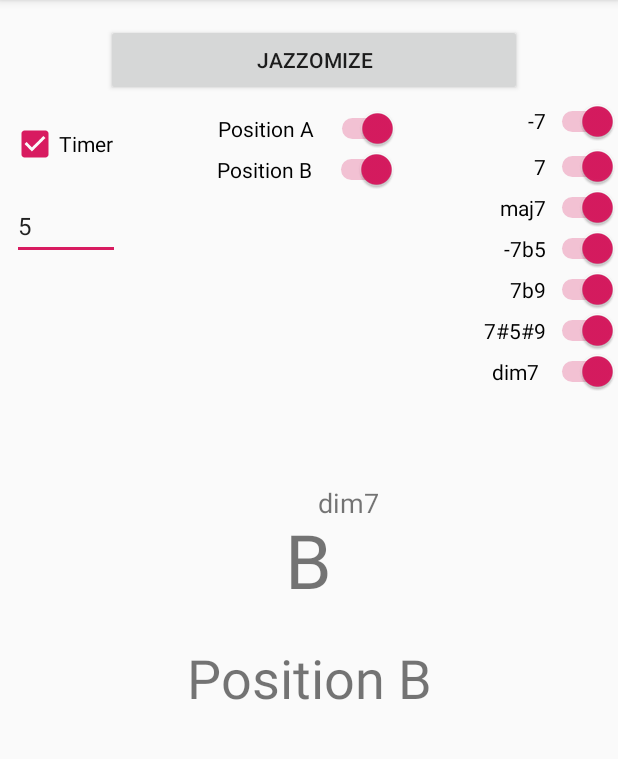
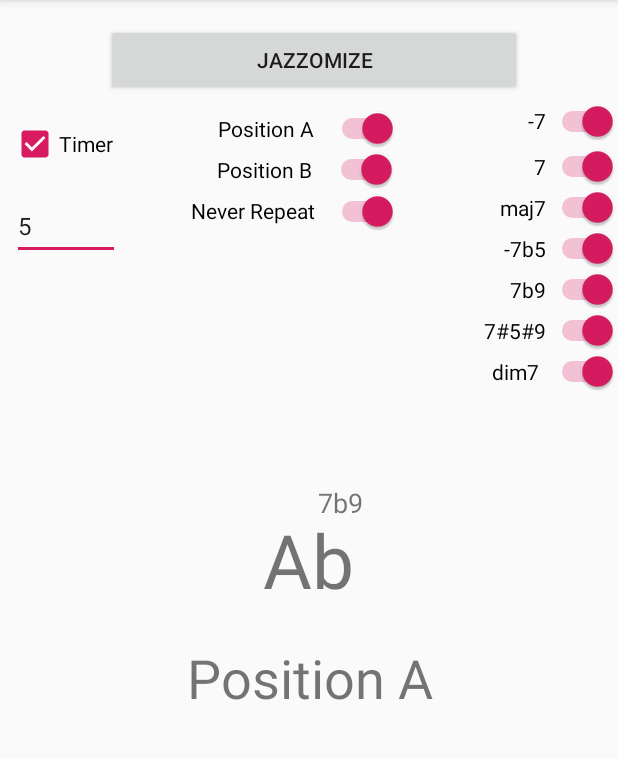
Before and after one commit to Celebrom/SuperApp, an Android app: the screen it shows after launch (MainActivity), after a tap on "Chords", on a phone screen of 412 x 824 dp, the part 84-843 px from its top. Run offline under Robolectric (Android 15) with nearby library versions, the phone set to English and light mode, and no system bars; 1 other tap on this screen came first.

Commit message:
Ajoute la fonctionalité qui permet de ne pas répéter 2 fois le même chord. Quand tous les chords ont été joués, on recommence à zéro.

```diff
--- /dev/null
+++ b/app/src/main/java/com/example/superapp/Chord.kt
@@ -0,0 +1,3 @@
+package com.example.superapp
+
+class Chord(val note: String = "", val extension: String = "", val position: String = "")
--- a/app/src/main/java/com/example/superapp/ChordsFragment.kt
+++ b/app/src/main/java/com/example/superapp/ChordsFragment.kt
@@ -58,9 +58,12 @@ class ChordsFragment : Fragment() {
     }
 
     private fun generateChord() {
-        chordTextView.text = viewModel.generateNote()
-        extensionTextView.text = viewModel.generateExtension()
-        positionTextView.text = viewModel.generatePosition()
+        val chord = viewModel.getRandomChord()
+        noteTextView.text = chord.note
+        extensionTextView.text = chord.extension
+        positionTextView.text = chord.position
+
+        if (neverRepeat.isChecked) viewModel.removeChord(chord)
     }
 
     private fun startTimer() {
--- a/app/src/main/java/com/example/superapp/ChordsViewModel.kt
+++ b/app/src/main/java/com/example/superapp/ChordsViewModel.kt
@@ -5,32 +5,52 @@ import kotlin.random.Random
 
 class ChordsViewModel : ViewModel() {
 
-    val notes = hashSetOf("Ab", "A", "Bb", "B", "C", "C#", "D", "Eb", "E", "F", "F#", "G")
-    val positions = hashSetOf("Position A", "Position B")
-    val extensions = hashSetOf("-7", "7", "maj7", "-7b5", "7b9", "7#5#9", "dim7")
+    private val notes = hashSetOf("Ab", "A", "Bb", "B", "C", "C#", "D", "Eb", "E", "F", "F#", "G")
+    private val positions = hashSetOf("Position A", "Position B")
+    private val extensions = hashSetOf("-7", "7", "maj7", "-7b5", "7b9", "7#5#9", "dim7")
+    private val chordsList = mutableListOf<Chord>()
 
-    fun generateExtension(): String {
-        if (extensions.isEmpty()) return ("")
-        return (extensions.elementAt(Random.nextInt(until = extensions.size)).toString())
+    init {
+        regenerateChords()
     }
 
-    fun generateNote(): String {
-        if (notes.isEmpty()) return ("")
-        return (notes.elementAt(Random.nextInt(until = notes.size)).toString())
+    private fun regenerateChords() {
+        chordsList.clear()
+        for (note in notes) {
+            for (extension in extensions) {
+                for (position in positions) {
+                    chordsList.add(Chord(note, extension, position))
+                }
+            }
+        }
     }
 
-    fun generatePosition(): String {
-        if (positions.isEmpty()) return ("")
-        return (positions.elementAt(Random.nextInt(until = positions.size)).toString())
+    fun removeChord(chord: Chord){
+        chordsList.remove(chord)
+        if (chordsList.isEmpty()) regenerateChords()
+    }
+
+    fun getRandomChord() : Chord {
+        return (chordsList.elementAt(Random.nextInt(until = chordsList.size)))
     }
 
     fun updateExtensionSet(elementToUpdate: String, mustAdd: Boolean) {
         if (mustAdd) extensions.add(elementToUpdate)
         else extensions.remove(elementToUpdate)
+
+        if (extensions.isEmpty()) extensions.add("")
+        else extensions.remove("")
+
+        regenerateChords()
     }
 
     fun updatePositionSet(elementToUpdate: String, mustAdd: Boolean) {
         if (mustAdd) positions.add(elementToUpdate)
         else positions.remove(elementToUpdate)
+
+        if (positions.isEmpty()) positions.add("")
+        else positions.remove("")
+
+        regenerateChords()
     }
 }
--- a/app/src/main/res/layout/chords_fragment.xml
+++ b/app/src/main/res/layout/chords_fragment.xml
@@ -16,7 +16,7 @@
             android:layout_marginTop="16dp" app:layout_constraintEnd_toEndOf="parent" android:layout_marginEnd="64dp"/>
 
     <TextView
-            android:id="@+id/chordTextView"
+            android:id="@+id/noteTextView"
             android:layout_width="396dp"
             android:layout_height="80dp"
             app:layout_constraintBottom_toBottomOf="parent"
@@ -47,7 +47,7 @@
             android:textSize="36sp"
             app:layout_constraintHorizontal_bias="0.0" android:textAlignment="center"
             android:layout_marginBottom="172dp"
-            android:layout_marginTop="8dp" app:layout_constraintTop_toBottomOf="@+id/chordTextView"
+            android:layout_marginTop="8dp" app:layout_constraintTop_toBottomOf="@+id/noteTextView"
             app:layout_constraintVertical_bias="0.0"/>
     <CheckBox
             android:text="Timer"
@@ -55,8 +55,8 @@
             android:layout_height="48dp"
             android:id="@+id/timerCheckBox"
             android:layout_marginBottom="8dp"
-            app:layout_constraintBottom_toBottomOf="parent" app:layout_constraintStart_toStartOf="@+id/chordTextView"
-            app:layout_constraintEnd_toEndOf="@+id/chordTextView" android:layout_marginEnd="8dp"
+            app:layout_constraintBottom_toBottomOf="parent" app:layout_constraintStart_toStartOf="@+id/noteTextView"
+            app:layout_constraintEnd_toEndOf="@+id/noteTextView" android:layout_marginEnd="8dp"
             app:layout_constraintHorizontal_bias="0.0" android:layout_marginTop="8dp"
             app:layout_constraintVertical_bias="0.0" app:layout_constraintTop_toBottomOf="@+id/randomizedButton"
             android:checked="true"/>
@@ -143,5 +143,15 @@
             android:checked="true" android:layout_marginEnd="8dp"
             app:layout_constraintEnd_toEndOf="@+id/dom7" android:layout_marginStart="8dp"
             app:layout_constraintStart_toStartOf="parent" app:layout_constraintHorizontal_bias="0.496"/>
+    <Switch
+            android:text="Never Repeat"
+            android:layout_width="138dp"
+            android:layout_height="28dp"
+            android:id="@+id/neverRepeat" android:checked="true"
+            app:layout_constraintTop_toBottomOf="@+id/positionB" app:layout_constraintStart_toStartOf="parent"
+            android:layout_marginStart="8dp" app:layout_constraintEnd_toEndOf="@+id/maj7"
+            android:layout_marginEnd="8dp" android:layout_marginBottom="8dp"
+            app:layout_constraintBottom_toBottomOf="parent" app:layout_constraintHorizontal_bias="0.463"
+            app:layout_constraintVertical_bias="0.0"/>
 
 </android.support.constraint.ConstraintLayout>
```
Also changed, not shown: 1 other file.
